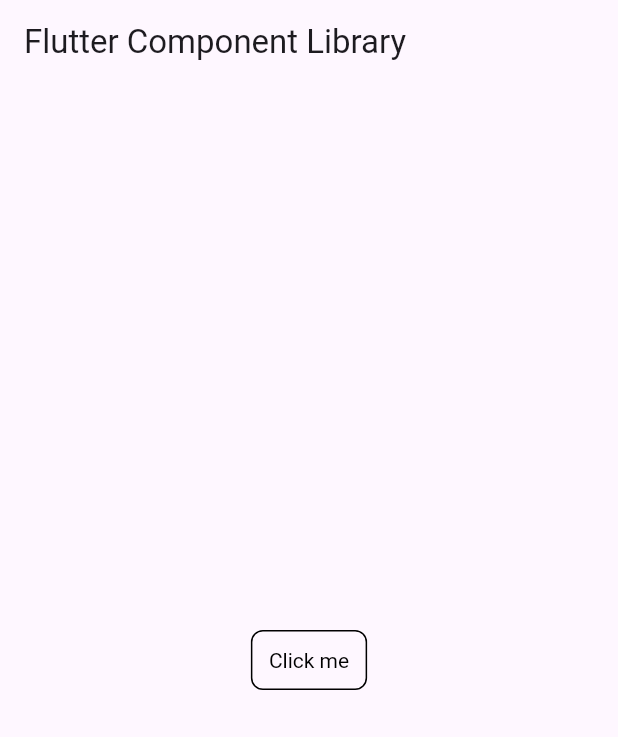
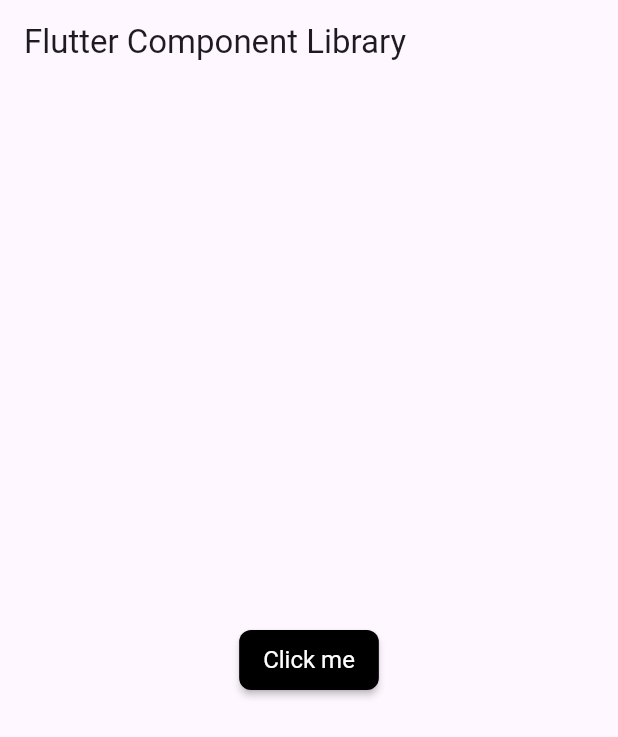
Before and after one commit to mageshyt/widgets-wizards, a Flutter app: the screen it shows after launch, on a phone screen of 412 x 824 dp. Shown: the top 737 px of the screen. Run offline on Flutter 3.47's test engine with Material 3 defaults, Android fonts, the phone set to English and light mode, and no system bars.

Commit message:
iconbage,buttonstyles

```diff
--- /dev/null
+++ b/lib/common/colors.dart
@@ -0,0 +1,60 @@
+import 'package:flutter/material.dart';
+
+class ThemeColors {
+  ThemeColors._();
+  // App theme colors
+  static const Color primary = Color(0xFF2094f3);
+  static const Color secondary = Color(0xFF112211);
+  static const Color accent = Color(0xFFb0c7ff);
+
+  // Text colors
+  static const Color textPrimary = Color(0xFF333333);
+  static const Color textSecondary = Color(0xFF6C757D);
+  static const Color textWhite = Colors.white;
+  static const Color SecondaryForeground = Color(0xFF484848);
+
+  // Background colors
+  static const Color light = Color(0xFFF6F6F6);
+  static const Color dark = Color(0xFF272727);
+  static const Color primaryBackground = Color(0xFFF3F5FF);
+  static const Color description = Color(0xFF94a3b8);
+  static const Color greyShade = Color(0xFFEEEEEE);
+
+  // Background Container colors
+  static const Color lightContainer = Color(0xFFF6F6F6);
+  static Color darkContainer = ThemeColors.white.withOpacity(0.1);
+
+  // Button colors
+  static const Color buttonPrimary = Color(0xFF2094f3);
+  static const Color buttonSecondary = Color(0xFF112211);
+  static const Color buttonDisabled = Color(0xFFC4C4C4);
+
+  // Border colors
+  static const Color borderPrimary = Color(0xFFD9D9D9);
+  static const Color borderSecondary = Color(0xFFE6E6E6);
+
+  // Error and validation colors
+  static const Color error = Color(0xFFD32F2F);
+  static const Color success = Color(0xFF388E3C);
+  static const Color warning = Color(0xFFF57C00);
+  static const Color info = Color(0xFF1976D2);
+  static const Color dangerLight = Color(0xFFF15C6D);
+
+  // Neutral Shades
+  // static const Color black = Color(0xFF232323);
+  static const Color black = Color(0xFF000000);
+  static const Color darkerGrey = Color(0xFF4F4F4F);
+  static const Color darkGrey = Color(0xFF939393);
+  static const Color grey = Color(0xFFE0E0E0);
+  static const Color softGrey = Color(0xFFF4F4F4);
+  static const Color lightGrey = Color(0xFFF9F9F9);
+  static const Color white = Color(0xFFFFFFFF);
+
+  static const bannerGradient = LinearGradient(
+    colors: [
+      Color(0xFF2094f3),
+      ThemeColors.buttonPrimary,
+    ],
+    stops: [0.5, 1.0],
+  );
+}
--- /dev/null
+++ b/lib/common/sizes.dart
@@ -0,0 +1,75 @@
+class Sizes {
+  // Padding and margin sizes
+  static const double xs = 4.0;
+  static const double sm = 8.0;
+  static const double md = 16.0;
+  static const double lg = 24.0;
+  static const double xl = 32.0;
+
+  // Icon sizes
+  static const double iconXs = 12.0;
+  static const double iconSm = 16.0;
+  static const double iconMd = 26.0;
+  static const double iconLg = 32.0;
+  static const double iconXl = 48.0;
+
+  // Font sizes
+  static const double fontSizesm = 14.0;
+  static const double fontSizeMd = 16.0;
+  static const double fontSizeLg = 18.0;
+  static const double fontSizeXLg = 22.0;
+  static const double fontSizeHeading = 32.0;
+  static const double fontSizexl = 20.0;
+  // static const double fontSizexl = 22.0;
+
+  // Button sizes
+  static const double buttonHeight = 50.0;
+  static const double buttonRadius = 12.0;
+  static const double buttonWidth = 120.0;
+  static const double buttonElevation = 4.0;
+
+  // AppBar height
+  static const double appBarHeight = 56.0;
+
+  // Image sizes
+  static const double roomimageSize = 300.0;
+
+  // Default spacing between sections
+  static const double defaultSpace = 24.0;
+  static const double spaceBtwItems = 16.0;
+  static const double spaceBtwSmallItems = 10.0;
+  static const double spaceBtwSections = 32.0;
+
+  // Border radius
+  static const double borderRadiusSm = 4.0;
+  static const double borderRadiusMd = 8.0;
+  static const double borderRadiusLg = 12.0;
+
+  // Divider height
+  static const double dividerHeight = 1.0;
+
+  // Product item dimensions
+  static const double productImageSize = 120.0;
+  static const double productImageRadius = 16.0;
+  static const double productItemHeight = 160.0;
+
+  // Input field
+  static const double inputFieldRadius = 12.0;
+  static const double spaceBtwInputFields = 16.0;
+
+  // Card sizes
+  static const double cardRadiusLg = 16.0;
+  static const double cardRadiusMd = 12.0;
+  static const double cardRadiusSm = 10.0;
+  static const double cardRadiusXs = 6.0;
+  static const double cardElevation = 2.0;
+
+  // Image carousel height
+  static const double imageCarouselHeight = 200.0;
+
+  // Loading indicator size
+  static const double loadingIndicatorSize = 36.0;
+
+  // Grid view spacing
+  static const double gridViewSpacing = 16.0;
+}
--- a/lib/main.dart
+++ b/lib/main.dart
@@ -24,8 +24,8 @@ class MyApp extends StatelessWidget {
             mainAxisAlignment: MainAxisAlignment.center,
             children: [
               ShadcnButton(
-                variant: ButtonVariant.outline,
-                size: ButtonSize.sm,
+                variant: ButtonVariant.secondary,
+                size: ButtonSize.defaultSize,
                 onPressed: () => print('Button clicked'),
                 text: 'Click me',
               ),
--- a/lib/widgets/button/button.dart
+++ b/lib/widgets/button/button.dart
@@ -1,4 +1,6 @@
 import 'package:flutter/material.dart';
+import 'package:widgets_wigets/common/colors.dart';
+import 'package:widgets_wigets/common/sizes.dart';
 
 // Enums for button variants and sizes
 enum ButtonVariant {
@@ -87,49 +89,55 @@ class ShadcnButton extends StatelessWidget {
     switch (variant) {
       case ButtonVariant.defaultVariant:
         return baseStyle.copyWith(
-          backgroundColor: MaterialStateProperty.all<Color>(Colors.blue),
-          foregroundColor: MaterialStateProperty.all<Color>(Colors.white),
-          overlayColor:
-              MaterialStateProperty.all<Color>(Colors.blue.withOpacity(0.8)),
+          backgroundColor:
+              MaterialStateProperty.all<Color>(ThemeColors.primary),
+          foregroundColor: MaterialStateProperty.all<Color>(ThemeColors.white),
+          overlayColor: MaterialStateProperty.all<Color>(
+              ThemeColors.primary.withOpacity(0.8)),
         );
       case ButtonVariant.destructive:
         return baseStyle.copyWith(
-          backgroundColor: MaterialStateProperty.all<Color>(Colors.red),
-          foregroundColor: MaterialStateProperty.all<Color>(Colors.white),
-          overlayColor:
-              MaterialStateProperty.all<Color>(Colors.red.withOpacity(0.8)),
+          backgroundColor: MaterialStateProperty.all<Color>(ThemeColors.error),
+          foregroundColor: MaterialStateProperty.all<Color>(ThemeColors.white),
+          overlayColor: MaterialStateProperty.all<Color>(
+              ThemeColors.error.withOpacity(0.8)),
         );
       case ButtonVariant.outline:
         return baseStyle.copyWith(
-          backgroundColor: MaterialStateProperty.all<Color>(Colors.transparent),
-          foregroundColor: MaterialStateProperty.all<Color>(Colors.black),
+          backgroundColor: MaterialStateProperty.all<Color>(ThemeColors.white),
+          foregroundColor: MaterialStateProperty.all<Color>(ThemeColors.black),
           side: MaterialStateProperty.all<BorderSide>(
-            const BorderSide(color: Colors.black),
+            const BorderSide(color: ThemeColors.black),
           ),
-          overlayColor:
-              MaterialStateProperty.all<Color>(Colors.grey.withOpacity(0.2)),
+          overlayColor: MaterialStateProperty.all<Color>(
+              ThemeColors.darkGrey.withOpacity(0.2)),
           elevation:
               MaterialStateProperty.all<double>(0), // Set elevation to zero
         );
       case ButtonVariant.secondary:
         return baseStyle.copyWith(
-          backgroundColor: MaterialStateProperty.all<Color>(Colors.black),
-          foregroundColor: MaterialStateProperty.all<Color>(Colors.white),
-          overlayColor:
-              MaterialStateProperty.all<Color>(Colors.grey.withOpacity(0.8)),
+          backgroundColor: MaterialStateProperty.all<Color>(ThemeColors.black),
+          foregroundColor: MaterialStateProperty.all<Color>(ThemeColors.white),
+          overlayColor: MaterialStateProperty.all<Color>(
+              ThemeColors.darkGrey.withOpacity(0.8)),
         );
       case ButtonVariant.ghost:
         return baseStyle.copyWith(
-          backgroundColor: MaterialStateProperty.all<Color>(Colors.transparent),
-          foregroundColor: MaterialStateProperty.all<Color>(Colors.black),
+          backgroundColor:
+              MaterialStateProperty.all<Color>(ThemeColors.textPrimary),
+          foregroundColor: MaterialStateProperty.all<Color>(ThemeColors.black),
           elevation: MaterialStateProperty.all<double>(0),
-          overlayColor: MaterialStateProperty.all<Color>(Colors.transparent),
+          overlayColor:
+              MaterialStateProperty.all<Color>(ThemeColors.textPrimary),
         );
       case ButtonVariant.link:
         return baseStyle.copyWith(
-          backgroundColor: MaterialStateProperty.all<Color>(Colors.transparent),
-          foregroundColor: MaterialStateProperty.all<Color>(Colors.blue),
-          overlayColor: MaterialStateProperty.all<Color>(Colors.transparent),
+          backgroundColor:
+              MaterialStateProperty.all<Color>(ThemeColors.textPrimary),
+          foregroundColor:
+              MaterialStateProperty.all<Color>(ThemeColors.primary),
+          overlayColor:
+              MaterialStateProperty.all<Color>(ThemeColors.textPrimary),
         );
       default:
         return baseStyle;
@@ -140,15 +148,19 @@ class ShadcnButton extends StatelessWidget {
   EdgeInsetsGeometry _getPadding(ButtonSize size) {
     switch (size) {
       case ButtonSize.defaultSize:
-        return const EdgeInsets.symmetric(horizontal: 16, vertical: 8);
+        return const EdgeInsets.symmetric(
+            horizontal: Sizes.md, vertical: Sizes.sm);
       case ButtonSize.sm:
-        return const EdgeInsets.symmetric(horizontal: 12, vertical: 6);
+        return const EdgeInsets.symmetric(
+            horizontal: Sizes.md, vertical: Sizes.sm);
       case ButtonSize.lg:
-        return const EdgeInsets.symmetric(horizontal: 20, vertical: 10);
+        return const EdgeInsets.symmetric(
+            horizontal: Sizes.lg, vertical: Sizes.md);
       case ButtonSize.icon:
-        return const EdgeInsets.all(2);
+        return const EdgeInsets.all(Sizes.sm);
       default:
-        return const EdgeInsets.symmetric(horizontal: 16, vertical: 8);
+        return const EdgeInsets.symmetric(
+            horizontal: Sizes.md, vertical: Sizes.sm);
     }
   }
 
@@ -156,15 +168,15 @@ class ShadcnButton extends StatelessWidget {
   double _getFontSize(ButtonSize size) {
     switch (size) {
       case ButtonSize.defaultSize:
-        return 16;
+        return Sizes.md;
       case ButtonSize.sm:
-        return 14;
+        return Sizes.sm;
       case ButtonSize.lg:
-        return 18;
+        return Sizes.lg;
       case ButtonSize.icon:
-        return 16;
+        return Sizes.sm;
       default:
-        return 16;
+        return Sizes.md;
     }
   }
 
```
Also changed, not shown: lib/widgets/button/button_styles.dart (+32 -27 lines), lib/widgets/iconbadge/iconbadge.dart (added, +82 -0 lines).
